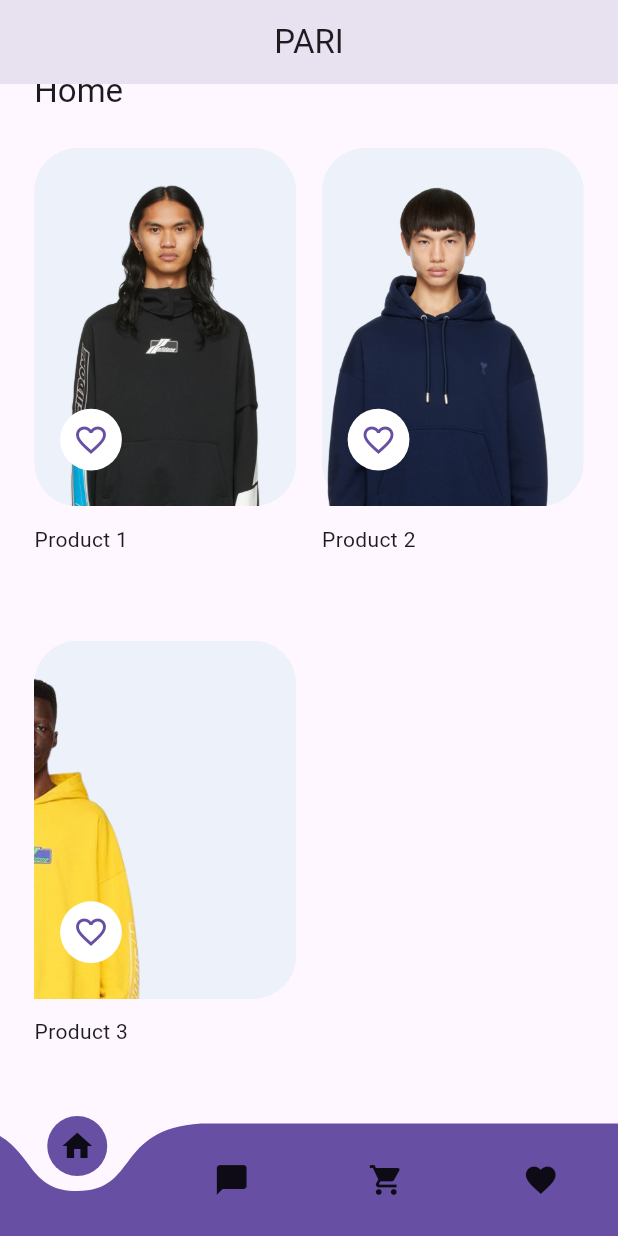
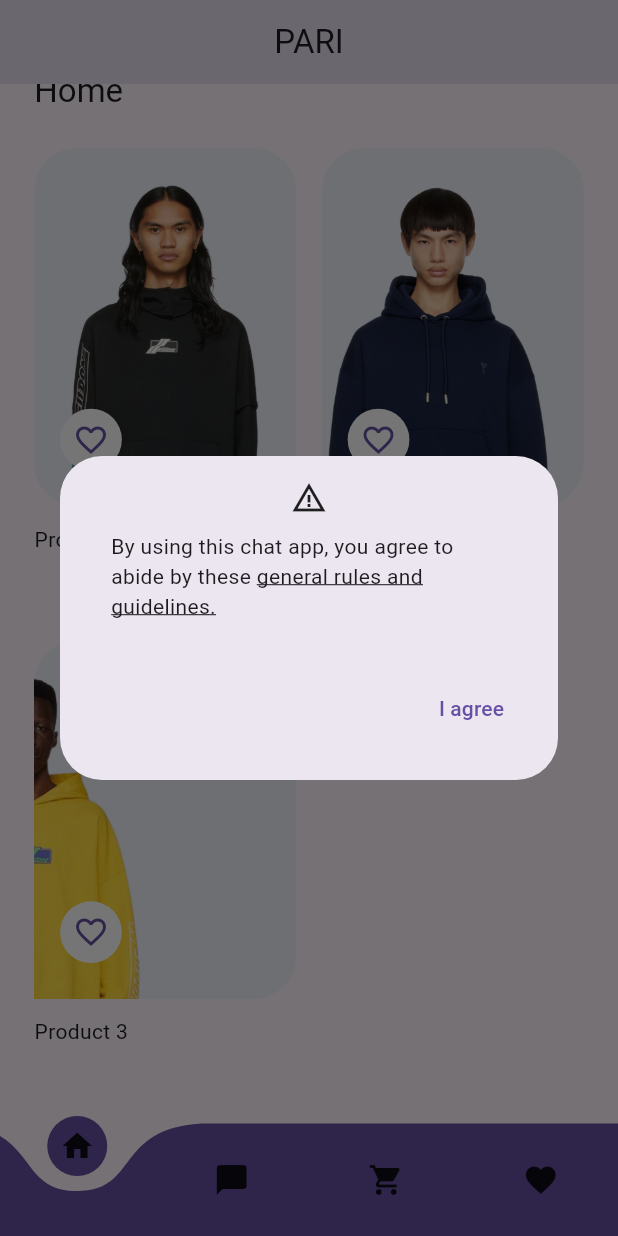
Before and after one commit to ACMHacettepeDevelopers/Pari-gsc, a Flutter app: the screen it shows after launch, scrolled down 45 dp, after a tap on the "favorite outline" icon, on a phone screen of 412 x 824 dp. Run offline on Flutter 3.47's test engine with Material 3 defaults, Android fonts, the phone set to English and light mode, and no system bars; drawn by our look-alikes of curved_navigation_bar; our stand-ins replace carousel_slider, cloud_firestore, firebase_auth, firebase_core, flutter_chat_types, flutter_chat_ui and 4 more; accounts and stored records are empty.

Commit message:
added chat room

```diff
--- a/lib/main.dart
+++ b/lib/main.dart
@@ -1,10 +1,16 @@
 import 'package:firebase_core/firebase_core.dart';
 import 'package:flutter/material.dart';
+import 'package:pari_gsc/firebase_options.dart';
 import 'package:pari_gsc/views/base_view.dart';
 import 'package:flutter_screenutil/flutter_screenutil.dart';
 import 'package:flutter_riverpod/flutter_riverpod.dart';
 
-void main() {
+void main() async {
+  WidgetsFlutterBinding.ensureInitialized();
+  await Firebase.initializeApp(
+    options: DefaultFirebaseOptions.currentPlatform,
+  );
+
   runApp(
     ProviderScope(
       child: MyApp(),
@@ -13,7 +19,7 @@ void main() {
 }
 
 class MyApp extends StatelessWidget {
-  MyApp({
+  const MyApp({
     Key? key,
   }) : super(key: key);
 
@@ -35,7 +41,7 @@ class MyApp extends StatelessWidget {
       ),
       home: Scaffold(
         appBar: AppBar(
-          title: Center(child: Text('PARI')),
+          title: const Center(child: Text('PARI')),
         ),
         body: Center(
           child: BaseView(),
--- /dev/null
+++ b/lib/utils/chat_dislaimer.dart
@@ -0,0 +1,24 @@
+String disclaimer =
+    """Respect and Courtesy: Treat others with respect and courtesy. Avoid offensive language, hate speech, or any form of harassment.
+
+Privacy and Safety: Do not share personal information, such as addresses, phone numbers, or financial details, with other users. Report any suspicious activity immediately.
+
+No Illegal Activities: Do not engage in or promote any illegal activities, including but not limited to, fraud, harassment, or distribution of copyrighted material.
+
+No Spam or Advertising: Do not send unsolicited messages, advertisements, or promotional content to other users.
+
+No Impersonation: Do not impersonate other users or any entity, including our platform.
+
+Age Restrictions: Users must be of legal age in their respective jurisdictions to use this app. Users under the legal age must have parental consent.
+
+Report Violations: If you encounter any user violating these rules, please report it immediately through the provided reporting mechanisms.
+
+Disclaimer of Liability: We are not responsible for the content shared by users. Use this platform at your own risk. We recommend exercising caution while interacting with others.
+
+Moderation: We may monitor and moderate content to ensure compliance with these rules. Inappropriate content may be removed and users may be banned.
+
+Updates and Changes: These rules may be updated or modified from time to time. It is your responsibility to stay informed about any changes.
+
+By using this chat app, you agree to abide by these general rules and guidelines. Failure to do so may result in your account being restricted or banned.
+
+Thank you for being a part of our community and helping us maintain a safe and enjoyable environment for all users!""";
--- a/lib/views/chat_view.dart
+++ b/lib/views/chat_view.dart
@@ -1,15 +1,59 @@
-import 'package:flutter/material.dart';
+import "package:cloud_firestore/cloud_firestore.dart";
+import "package:firebase_auth/firebase_auth.dart";
+import "package:flutter/material.dart";
+import "package:shared_preferences/shared_preferences.dart";
+import "package:pari_gsc/widgets/chat_tile.dart";
+import "package:pari_gsc/widgets/disclaimer.dart";
+import "chat_room.dart";
+import 'package:pari_gsc/utils/chat_dislaimer.dart';
 
 class ChatView extends StatefulWidget {
-  const ChatView({super.key});
+  @override
+  State<ChatView> createState() => _ChatState();
+}
+
+class _ChatState extends State<ChatView> {
+  String? guidelineRead;
+  @override
+  initState() {
+    // TODO: implement initState
+    super.initState();
+    SharedPreferences.getInstance().then((prefs) => {
+          setState(() {
+            guidelineRead = prefs.getString("guidelineRead");
+            if (guidelineRead == null) {
+              showDialog(
+                barrierDismissible: false,
+                context: context,
+                builder: (context) => AlertDialog(
+                  content: const Disclaimer(),
+                  actions: [
+                    TextButton(
+                        onPressed: () async {
+                          await prefs.setString("guidelineRead", "true");
+                          Navigator.of(context).pop();
+                        },
+                        child: const Text("I agree"))
+                  ],
+                ),
+              );
+            }
+          })
+        });
+  }
 
   @override
-  State<ChatView> createState() => _ChatViewState();
-}
-
-class _ChatViewState extends State<ChatView> {
-  @override
   Widget build(BuildContext context) {
-    return const Placeholder();
+    return const SingleChildScrollView(
+      child: Column(
+        children: [
+          ChatTile(
+            postId: "8VvQ1uEHM0QlSZM9hTrM",
+            title: "General",
+            desc: "Chat with all international students",
+          ),
+        ],
+      ),
+    );
   }
 }
--- /dev/null
+++ b/lib/widgets/chat_tile.dart
@@ -0,0 +1,55 @@
+import 'package:flutter/material.dart';
+
+import 'package:pari_gsc/views/chat_room.dart';
+
+class ChatTile extends StatelessWidget {
+  const ChatTile(
+      {super.key, required this.postId, required this.title, this.desc});
+
+  final String postId;
+  final String title;
+  final String? desc;
+
+  @override
+  Widget build(BuildContext context) {
+    return Padding(
+      padding: const EdgeInsets.all(8.0),
+      child: InkWell(
+        onTap: () => Navigator.of(context).push(MaterialPageRoute(
+          builder: (context) => ChatRoom(postId: postId),
+        )),
+        child: Container(
+          height: 200,
+          decoration: BoxDecoration(
+              borderRadius: BorderRadius.circular(10),
+              gradient: LinearGradient(colors: [
+                Colors.deepPurple.shade300,
+                Colors.deepPurple.shade400,
+              ])),
+          width: double.infinity,
+          child: Center(
+            child: Column(
+              mainAxisAlignment: MainAxisAlignment.center,
+              children: [
+                Text(title,
+                    textAlign: TextAlign.center,
+                    style: const TextStyle(
+                        fontSize: 26,
+                        color: Colors.white,
+                        fontWeight: FontWeight.bold)),
+                desc != null
+                    ? Text(
+                        desc!,
+                        style: const TextStyle(
+                          color: Colors.white,
+                        ),
+                      )
+                    : Container()
+              ],
+            ),
+          ),
+        ),
+      ),
+    );
+  }
+}
--- /dev/null
+++ b/lib/widgets/disclaimer.dart
@@ -0,0 +1,32 @@
+import 'package:flutter/gestures.dart';
+import 'package:flutter/material.dart';
+import 'package:pari_gsc/utils/chat_dislaimer.dart';
+
+class Disclaimer extends StatelessWidget {
+  const Disclaimer({
+    super.key,
+  });
+
+  @override
+  Widget build(BuildContext context) {
+    return Column(mainAxisSize: MainAxisSize.min, children: [
+      Icon(Icons.warning_amber),
+      Padding(
+        padding: const EdgeInsets.all(10.0),
+        child: Text.rich(TextSpan(
+            text: "By using this chat app, you agree to abide by these ",
+            children: [
+              TextSpan(
+                  text: "general rules and guidelines.",
+                  style: TextStyle(decoration: TextDecoration.underline),
+                  recognizer: TapGestureRecognizer()
+                    ..onTap = () => showDialog(
+                          context: context,
+                          builder: (context) =>
+                              AlertDialog(content: Text(disclaimer)),
+                        ))
+            ])),
+      ),
+    ]);
+  }
+}
--- a/pubspec.yaml
+++ b/pubspec.yaml
@@ -41,19 +41,22 @@ dependencies:
   flutter_screenutil: ^5.8.4
   firebase_auth: ^4.9.0
   firebase_storage: ^11.2.7
-  cloud_firestore: ^4.9.1
+  cloud_firestore: ^4.15.5
   cloud_functions: ^4.4.0
   http: ^0.13.3
   font_awesome_flutter: ^10.5.0
   flutter_riverpod: ^2.4.0
   curved_navigation_bar: ^1.0.3
   shared_preferences: ^2.2.0
+  flutter_chat_ui: ^1.6.12
   flutter_launcher_icons:
   flutter_svg:
   flutter_animate:
   carousel_slider: ^4.2.1
   intl: ^0.19.0
   provider: ^6.1.1
+  flutter_chat_types: ^3.6.2
+
 
 dev_dependencies:
   flutter_test:
```
Also changed, not shown: lib/services/chat_service.dart (added, +63 -0 lines), lib/views/chat_room.dart (added, +144 -0 lines), lib/firebase_options.dart, pubspec.lock, 7 other files.
